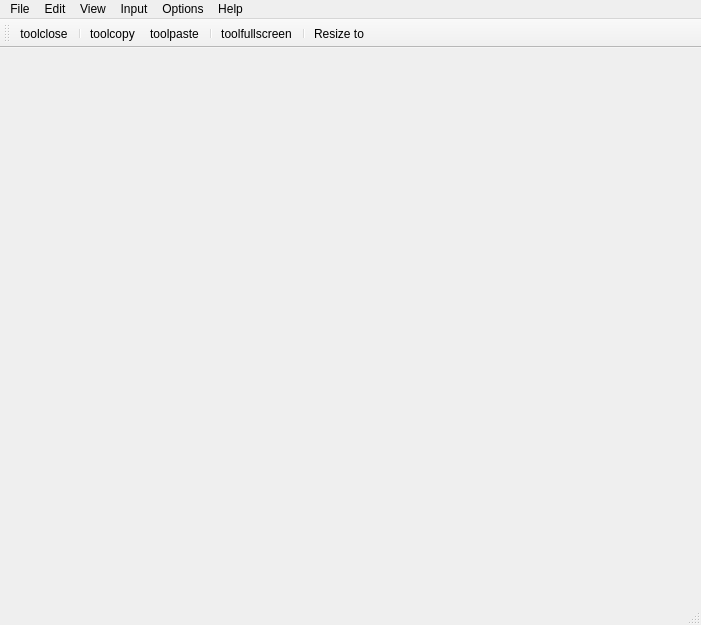
First picture: the form in spice-client1/spicemainwindow.ui, repository DoraemonGoGo/Linux-spiceqt, before the edit.
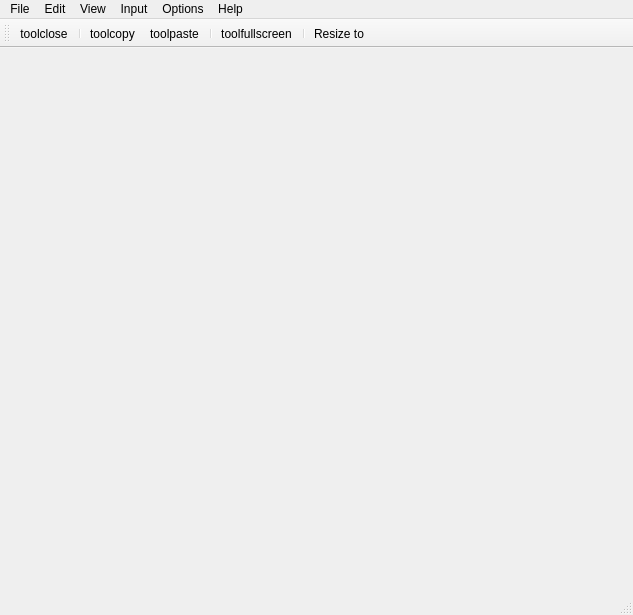
Second picture: the form after the edit. Icons and pictures are not drawn.

```diff
--- a/spice-client1/spicemainwindow.ui
+++ b/spice-client1/spicemainwindow.ui
@@ -6,32 +6,32 @@
    <rect>
     <x>0</x>
     <y>0</y>
-    <width>701</width>
-    <height>625</height>
+    <width>633</width>
+    <height>615</height>
    </rect>
   </property>
   <property name="windowTitle">
    <string>MainWindow</string>
   </property>
   <widget class="QWidget" name="centralwidget">
-   <widget class="QWidget" name="verticalLayoutWidget">
-    <property name="geometry">
-     <rect>
-      <x>0</x>
-      <y>0</y>
-      <width>701</width>
-      <height>561</height>
-     </rect>
-    </property>
-    <layout class="QVBoxLayout" name="layout"/>
-   </widget>
+   <property name="sizePolicy">
+    <sizepolicy hsizetype="Expanding" vsizetype="Expanding">
+     <horstretch>0</horstretch>
+     <verstretch>0</verstretch>
+    </sizepolicy>
+   </property>
+   <layout class="QVBoxLayout" name="verticalLayout">
+    <item>
+     <layout class="QVBoxLayout" name="layout"/>
+    </item>
+   </layout>
   </widget>
   <widget class="QMenuBar" name="menubar">
    <property name="geometry">
     <rect>
      <x>0</x>
      <y>0</y>
-     <width>701</width>
+     <width>633</width>
      <height>28</height>
     </rect>
    </property>
```
